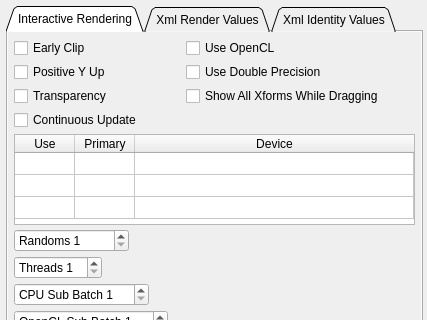
The window that Source/Fractorium/OptionsDialog.ui (typpos/fractorium) describes before a commit, drawn with Qt 5; both pictures show x 0 to 427 and y 0 to 320 of the 427 by 487 pixel window.
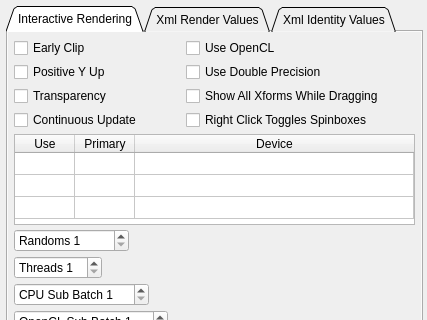
The same window after the commit. Custom widgets are drawn as their Qt base class.

Patch:
```diff
--- a/Source/Fractorium/OptionsDialog.ui
+++ b/Source/Fractorium/OptionsDialog.ui
@@ -414,6 +414,16 @@
          </property>
         </widget>
        </item>
+       <item row="3" column="1">
+        <widget class="QCheckBox" name="ToggleTypeCheckBox">
+         <property name="toolTip">
+          <string>&lt;html&gt;&lt;head/&gt;&lt;body&gt;&lt;p&gt;Checked: right clicking toggles spin boxes, right button dragging disabled.&lt;/p&gt;&lt;p&gt;Unchecked: double clicking toggles spin boxes, right button dragging enabled.&lt;/p&gt;&lt;/body&gt;&lt;/html&gt;</string>
+         </property>
+         <property name="text">
+          <string>Right Click Toggles Spinboxes</string>
+         </property>
+        </widget>
+       </item>
       </layout>
      </widget>
      <widget class="QWidget" name="OptionsXmlSavingTab">
```
